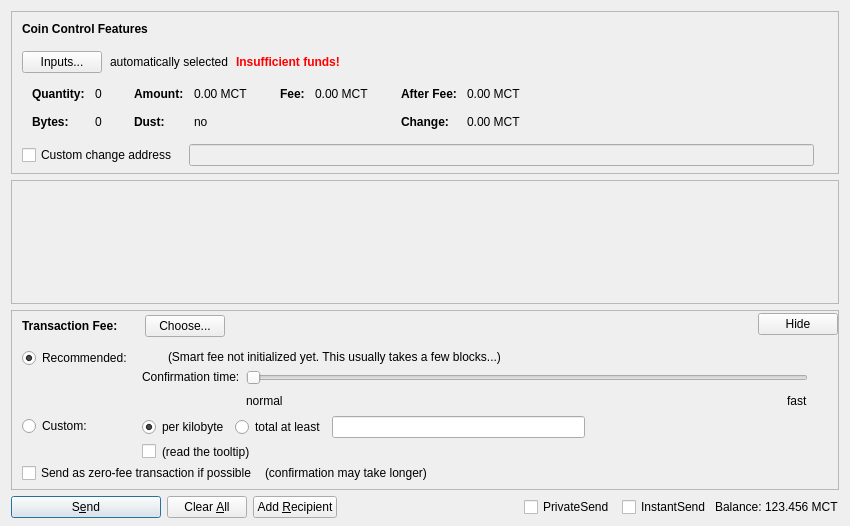
This is src/qt/forms/sendcoinsdialog.ui in giaki3003/mct-coin-old-PoW as Qt 5 draws it before an edit. The edited form follows.
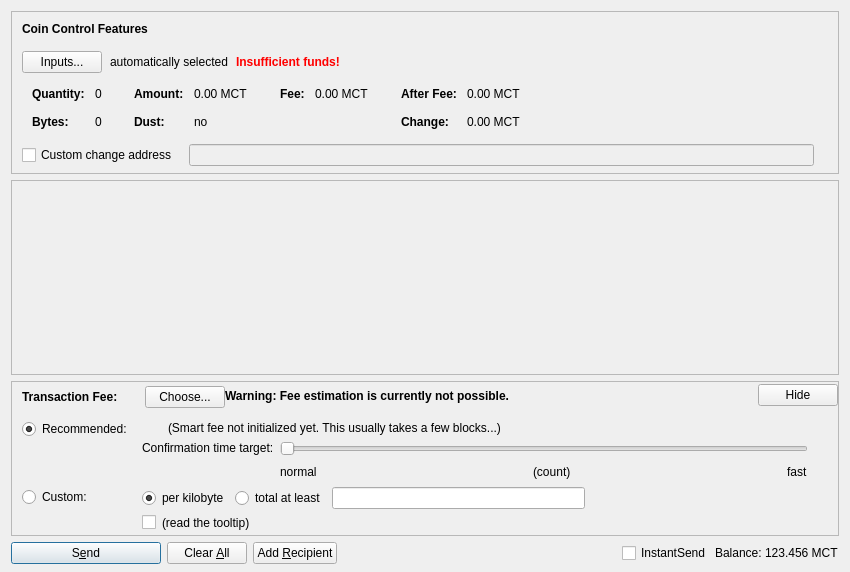
This is the edited form. Custom widgets are drawn as their Qt base class.

Commit message: [#25] Massive rebase commit. Fixes all data sets. May have compatibility issues. Currently under heavy testing

The edit to the form file:
```diff
--- a/src/qt/forms/sendcoinsdialog.ui
+++ b/src/qt/forms/sendcoinsdialog.ui
@@ -7,7 +7,7 @@
     <x>0</x>
     <y>0</y>
     <width>850</width>
-    <height>526</height>
+    <height>572</height>
    </rect>
   </property>
   <property name="windowTitle">
@@ -587,7 +587,7 @@
        <rect>
         <x>0</x>
         <y>0</y>
-        <width>830</width>
+        <width>824</width>
         <height>69</height>
        </rect>
       </property>
@@ -759,11 +759,33 @@
             </item>
            </layout>
           </item>
+          <item>
+           <widget class="QLabel" name="fallbackFeeWarningLabel">
+            <property name="font">
+             <font>
+              <weight>75</weight>
+              <bold>true</bold>
+             </font>
+            </property>
+            <property name="toolTip">
+             <string>Using the fallbackfee can result in sending a transaction that will take several hours or days (or never) to confirm. Consider choosing your fee manually or wait until your have validated the complete chain.</string>
+            </property>
+            <property name="text">
+             <string>Warning: Fee estimation is currently not possible.</string>
+            </property>
+            <property name="wordWrap">
+             <bool>false</bool>
+            </property>
+           </widget>
+          </item>
           <item>
            <spacer name="horizontalSpacer_4">
             <property name="orientation">
              <enum>Qt::Horizontal</enum>
             </property>
+            <property name="sizeType">
+             <enum>QSizePolicy::MinimumExpanding</enum>
+            </property>
             <property name="sizeHint" stdset="0">
              <size>
               <width>40</width>
@@ -1031,7 +1053,7 @@
                    <item>
                     <widget class="QLabel" name="labelSmartFee3">
                      <property name="text">
-                      <string>Confirmation time:</string>
+                      <string>Confirmation time target:</string>
                      </property>
                      <property name="margin">
                       <number>2</number>
@@ -1064,7 +1086,7 @@
                       <number>0</number>
                      </property>
                      <property name="maximum">
-                      <number>24</number>
+                      <number>23</number>
                      </property>
                      <property name="pageStep">
                       <number>1</number>
@@ -1095,6 +1117,26 @@
                        </property>
                       </widget>
                      </item>
+                     <item>
+                      <spacer name="horizontalSpacer_7">
+                       <property name="orientation">
+                        <enum>Qt::Horizontal</enum>
+                       </property>
+                       <property name="sizeHint" stdset="0">
+                        <size>
+                         <width>40</width>
+                         <height>20</height>
+                        </size>
+                       </property>
+                      </spacer>
+                     </item>
+                     <item>
+                      <widget class="QLabel" name="confirmationTargetLabel">
+                       <property name="text">
+                        <string notr="true">(count)</string>
+                       </property>
+                      </widget>
+                     </item>
                      <item>
                       <spacer name="horizontalSpacer_3">
                        <property name="orientation">
@@ -1138,59 +1180,6 @@
              </item>
             </layout>
            </item>
-           <item>
-            <layout class="QHBoxLayout" name="horizontalLayoutFee5" stretch="0,0,0">
-             <property name="spacing">
-              <number>8</number>
-             </property>
-             <property name="bottomMargin">
-              <number>4</number>
-             </property>
-             <item>
-              <widget class="QCheckBox" name="checkBoxFreeTx">
-               <property name="text">
-                <string>Send as zero-fee transaction if possible</string>
-               </property>
-              </widget>
-             </item>
-             <item>
-              <widget class="QLabel" name="labelFreeTx">
-               <property name="text">
-                <string>(confirmation may take longer)</string>
-               </property>
-               <property name="margin">
-                <number>5</number>
-               </property>
-              </widget>
-             </item>
-             <item>
-              <spacer name="horizontalSpacerFee5">
-               <property name="orientation">
-                <enum>Qt::Horizontal</enum>
-               </property>
-               <property name="sizeHint" stdset="0">
-                <size>
-                 <width>1</width>
-                 <height>1</height>
-                </size>
-               </property>
-              </spacer>
-             </item>
-            </layout>
-           </item>
-           <item>
-            <spacer name="verticalSpacerFee2">
-             <property name="orientation">
-              <enum>Qt::Vertical</enum>
-             </property>
-             <property name="sizeHint" stdset="0">
-              <size>
-               <width>1</width>
-               <height>1</height>
-              </size>
-             </property>
-            </spacer>
-           </item>
           </layout>
          </widget>
         </item>
@@ -1286,22 +1275,6 @@
        <property name="spacing">
         <number>3</number>
        </property>
-       <item>
-        <widget class="QCheckBox" name="checkUsePrivateSend">
-         <property name="minimumSize">
-          <size>
-           <width>95</width>
-           <height>0</height>
-          </size>
-         </property>
-         <property name="text">
-          <string>PrivateSend</string>
-         </property>
-         <property name="checked">
-          <bool>false</bool>
-         </property>
-        </widget>
-       </item>
        <item>
         <widget class="QCheckBox" name="checkUseInstantSend">
          <property name="enabled">
```
Left out of the diff: 8 changed lines with no effect on the pictures. The commit also changes 978 other files.
